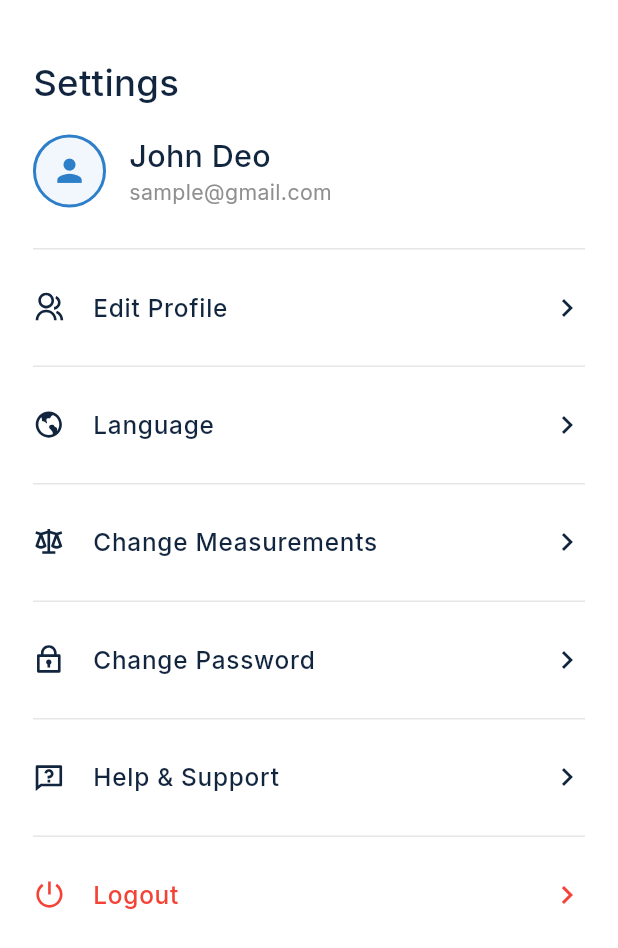
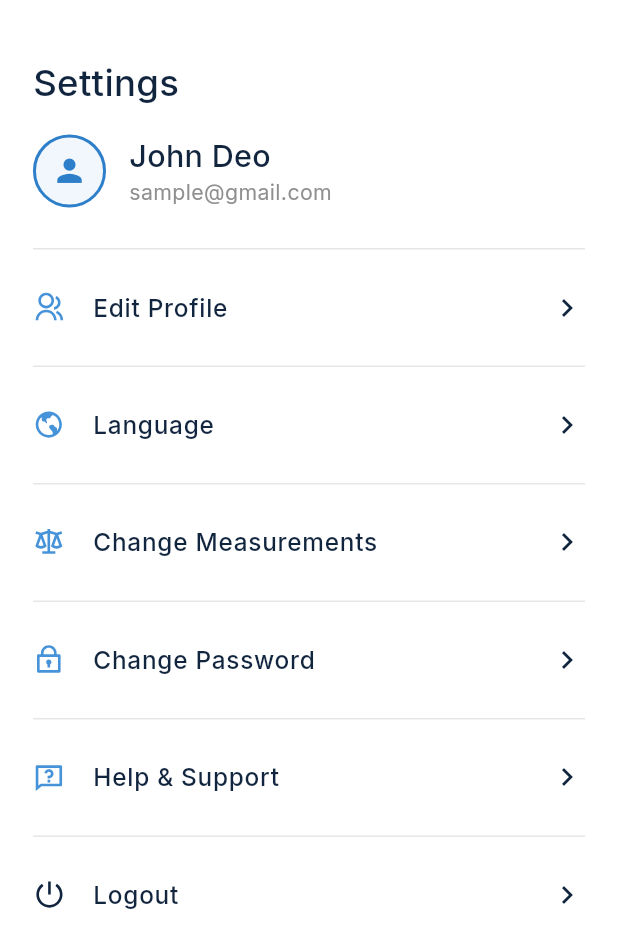
Before and after one commit to Joint-Venture-AI/milk_mix, a Flutter app: the SettingScreen screen opened directly, on a phone screen of 412 x 824 dp. Shown: the top 948 px of the screen. Run offline on Flutter 3.47's test engine with Material 3 defaults, Android fonts, the phone set to English and light mode, and no system bars; our stand-ins replace flutter_screenutil, flutter_svg, get, pin_code_fields.

Commit message:
🐞  fix

```diff
--- a/lib/view/home/settings/setting_screen.dart
+++ b/lib/view/home/settings/setting_screen.dart
@@ -98,7 +98,7 @@ class SettingScreen extends StatelessWidget {
               SettingTile(
                 iconPath: 'assets/logos/logout.svg',
                 title: 'Logout',
-                color: Colors.red,
+
                 onTap: () {},
               ),
             ],
--- a/lib/view/widget/settings_tile.dart
+++ b/lib/view/widget/settings_tile.dart
@@ -1,41 +1,37 @@
 import 'package:flutter/material.dart';
 import 'package:flutter_screenutil/flutter_screenutil.dart';
-import 'package:flutter_svg/svg.dart';
+import 'package:flutter_svg/flutter_svg.dart';
 import 'package:milk_mix/constants/color.dart';
 
 class SettingTile extends StatelessWidget {
   final String iconPath;
   final String title;
   final VoidCallback onTap;
-  final Color? color;
 
   const SettingTile({
     super.key,
     required this.iconPath,
     required this.title,
     required this.onTap,
-    this.color,
   });
 
   @override
   Widget build(BuildContext context) {
-    final tileColor = color ?? AppColors.textPrimary;
-
     return Column(
       children: [
         Divider(color: AppColors.lightGrey, thickness: 1.h, height: 6.h),
         ListTile(
           contentPadding: EdgeInsets.symmetric(vertical: 8.h),
-          leading: SvgPicture.asset(iconPath, height: 20.w, color: tileColor),
+          leading: SvgPicture.asset(iconPath, height: 20.w),
           title: Text(
             title,
             style: TextStyle(
               fontSize: 16.sp,
               fontWeight: FontWeight.w500,
-              color: tileColor,
+              color: AppColors.textPrimary,
             ),
           ),
-          trailing: Icon(Icons.chevron_right, color: tileColor),
+          trailing: Icon(Icons.chevron_right, color: AppColors.textPrimary),
           onTap: onTap,
         ),
       ],
```
